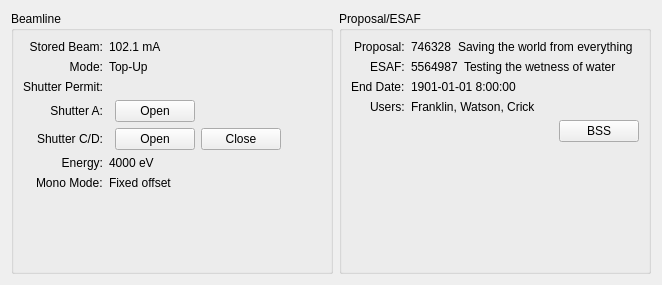
Old version of the form src/firefly/status.ui in the repository spc-group/haven.
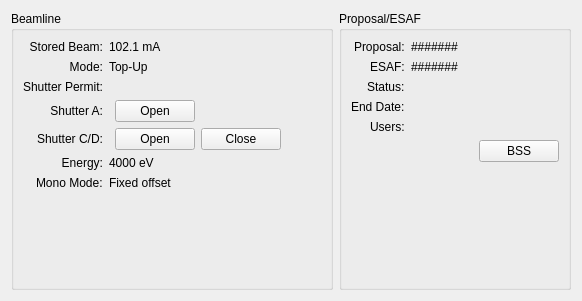
New version of the form. Custom widgets are drawn as their Qt base class.

Diff of the .ui file:
```diff
--- a/src/firefly/status.ui
+++ b/src/firefly/status.ui
@@ -6,8 +6,8 @@
    <rect>
     <x>0</x>
     <y>0</y>
-    <width>662</width>
-    <height>285</height>
+    <width>582</width>
+    <height>301</height>
    </rect>
   </property>
   <property name="windowTitle">
@@ -456,22 +456,9 @@
            <number>6</number>
           </property>
           <item>
-           <widget class="PyDMLabel" name="proposal_id_label">
-            <property name="toolTip">
-             <string/>
-            </property>
-            <property name="text">
-             <string>746328</string>
-            </property>
-            <property name="channel" stdset="0">
-             <string>haven://beamline_manager.bss.proposal.proposal_id</string>
-            </property>
-           </widget>
-          </item>
-          <item>
-           <widget class="PyDMLabel" name="proposal_title_label">
+           <widget class="QLabel" name="proposal_id_label">
             <property name="sizePolicy">
-             <sizepolicy hsizetype="Expanding" vsizetype="Preferred">
+             <sizepolicy hsizetype="Fixed" vsizetype="Preferred">
               <horstretch>0</horstretch>
               <verstretch>0</verstretch>
              </sizepolicy>
@@ -480,16 +467,14 @@
              <string/>
             </property>
             <property name="text">
-             <string>Saving the world from everything</string>
+             <string>#######</string>
             </property>
-            <property name="wordWrap">
-             <bool>true</bool>
-            </property>
-            <property name="channel" stdset="0">
-             <string>haven://beamline_manager.bss.proposal.title</string>
-            </property>
-            <property name="displayFormat" stdset="0">
-             <enum>PyDMLabel::String</enum>
+           </widget>
+          </item>
+          <item>
+           <widget class="QLabel" name="proposal_title_label">
+            <property name="text">
+             <string>&lt;Unset&gt;</string>
             </property>
            </widget>
           </item>
@@ -508,22 +493,9 @@
            <number>6</number>
           </property>
           <item>
-           <widget class="PyDMLabel" name="esaf_id_label">
-            <property name="toolTip">
-             <string/>
-            </property>
-            <property name="text">
-             <string>5564987</string>
-            </property>
-            <property name="channel" stdset="0">
-             <string>haven://beamline_manager.bss.esaf.esaf_id</string>
-            </property>
-           </widget>
-          </item>
-          <item>
-           <widget class="PyDMLabel" name="esaf_title_label">
+           <widget class="QLabel" name="esaf_id_label">
             <property name="sizePolicy">
-             <sizepolicy hsizetype="Expanding" vsizetype="Preferred">
+             <sizepolicy hsizetype="Fixed" vsizetype="Preferred">
               <horstretch>0</horstretch>
               <verstretch>0</verstretch>
              </sizepolicy>
@@ -532,61 +504,58 @@
              <string/>
             </property>
             <property name="text">
-             <string>Testing the wetness of water</string>
+             <string>#######</string>
             </property>
-            <property name="wordWrap">
-             <bool>true</bool>
-            </property>
-            <property name="channel" stdset="0">
-             <string>haven://beamline_manager.bss.esaf.title</string>
-            </property>
-            <property name="displayFormat" stdset="0">
-             <enum>PyDMLabel::String</enum>
+           </widget>
+          </item>
+          <item>
+           <widget class="QLabel" name="esaf_title_label">
+            <property name="text">
+             <string>&lt;Unset&gt;</string>
             </property>
            </widget>
           </item>
          </layout>
         </item>
-        <item row="2" column="0">
+        <item row="3" column="0">
          <widget class="QLabel" name="label_3">
           <property name="text">
            <string>End Date:</string>
           </property>
          </widget>
         </item>
-        <item row="3" column="1">
-         <widget class="PyDMLabel" name="esaf_users_label">
-          <property name="toolTip">
-           <string/>
-          </property>
-          <property name="text">
-           <string>Franklin, Watson, Crick</string>
-          </property>
-          <property name="channel" stdset="0">
-           <string>haven://beamline_manager.bss.esaf.user_last_names</string>
-          </property>
-          <property name="displayFormat" stdset="0">
-           <enum>PyDMLabel::String</enum>
-          </property>
-         </widget>
-        </item>
-        <item row="3" column="0">
+        <item row="4" column="0">
          <widget class="QLabel" name="label_4">
           <property name="text">
            <string>Users:</string>
           </property>
          </widget>
         </item>
+        <item row="3" column="1">
+         <widget class="QLabel" name="esaf_end_date_label">
+          <property name="text">
+           <string>&lt;Unset&gt;</string>
+          </property>
+         </widget>
+        </item>
+        <item row="4" column="1">
+         <widget class="QLabel" name="esaf_users_label">
+          <property name="text">
+           <string>&lt;Unset&gt;</string>
+          </property>
+         </widget>
+        </item>
+        <item row="2" column="0">
+         <widget class="QLabel" name="label_5">
+          <property name="text">
+           <string>Status:</string>
+          </property>
+         </widget>
+        </item>
         <item row="2" column="1">
-         <widget class="PyDMLabel" name="esaf_end_date_label">
-          <property name="toolTip">
-           <string/>
-          </property>
+         <widget class="QLabel" name="esaf_status_label">
           <property name="text">
-           <string>1901-01-01 8:00:00</string>
-          </property>
-          <property name="channel" stdset="0">
-           <string>haven://beamline_manager.bss.esaf.end_date</string>
+           <string>&lt;Unset&gt;</string>
           </property>
          </widget>
         </item>
```
Left out of the diff: 6 changed lines with no effect on the pictures.
